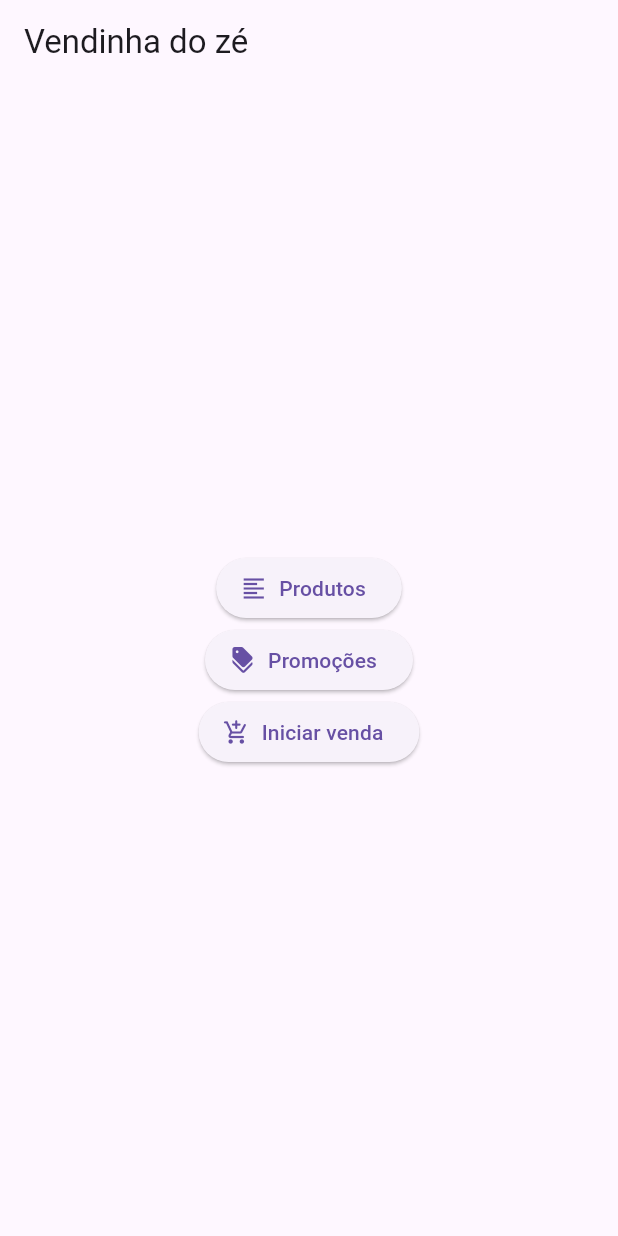
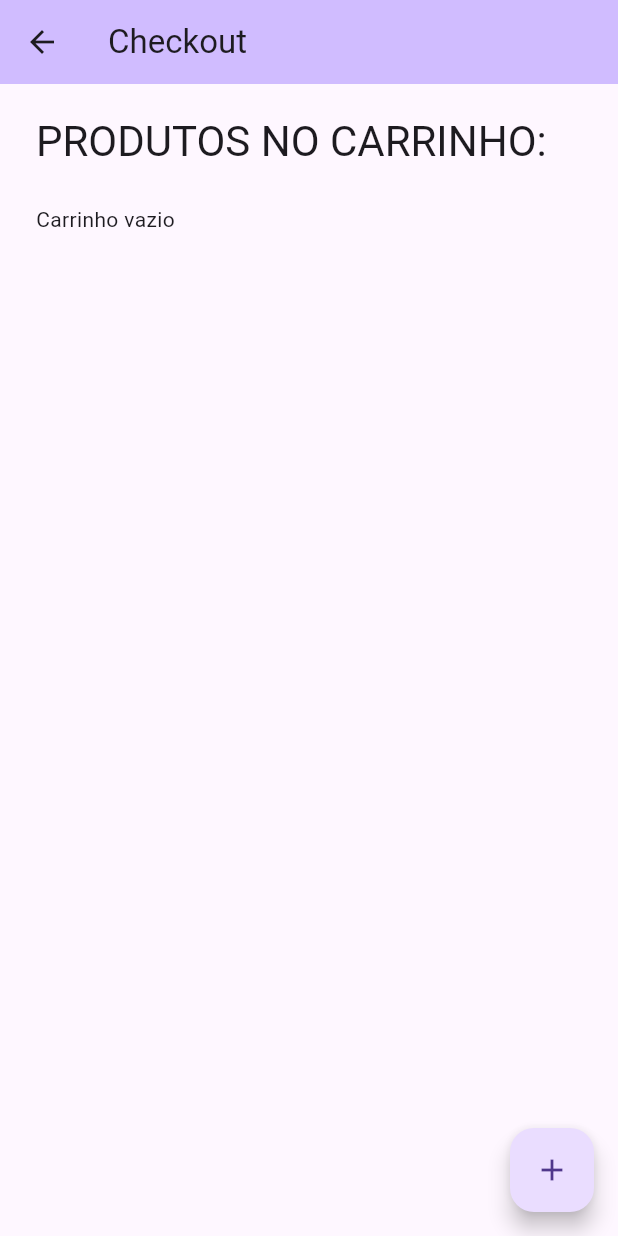
Before and after one commit to cezar-pereira/checkout, a Flutter app: the screen it shows after launch, after a tap on "Iniciar venda", on a phone screen of 412 x 824 dp. Run offline on Flutter 3.47's test engine with Material 3 defaults, Android fonts, the phone set to English and light mode, and no system bars; our stand-ins replace flutter_modular, shared_preferences.

Commit message:
adiciona funcao de checkout

```diff
--- a/lib/app/app_module.dart
+++ b/lib/app/app_module.dart
@@ -1,3 +1,4 @@
+import 'package:checkout/app/modules/checkout/checkout_module.dart';
 import 'package:checkout/app/modules/home/home_module.dart';
 import 'package:checkout/app/modules/products/products_module.dart';
 import 'package:flutter_modular/flutter_modular.dart';
@@ -20,5 +21,6 @@ class AppModule extends Module {
     r.module(Modular.initialRoute, module: HomeModule());
     r.module(Modular.initialRoute, module: ProductsModule());
     r.module(Modular.initialRoute, module: PromotionsModule());
+    r.module(Modular.initialRoute, module: CheckoutModule());
   }
 }
--- a/lib/app/app_routes.dart
+++ b/lib/app/app_routes.dart
@@ -2,4 +2,5 @@ class AppRoutes {
   static const home = '/';
   static const products = '/products';
   static const promotions = '/promotions';
+  static const checkout = '/checkout';
 }
--- /dev/null
+++ b/lib/app/modules/checkout/checkout_module.dart
@@ -0,0 +1,29 @@
+import 'package:checkout/app/app_routes.dart';
+import 'package:checkout/app/modules/products/products_module.dart';
+import 'package:checkout/app/modules/promotions/promotions_module.dart';
+import 'package:flutter_modular/flutter_modular.dart';
+
+import '../../utils/custom_inject.dart';
+import 'presentation/controllers/checkout_controller.dart';
+import 'presentation/pages/checkout_page.dart';
+
+class CheckoutModule extends Module {
+  @override
+  List<Module> get imports => [ProductsModule(), PromotionsModule()];
+
+  @override
+  void binds(Injector i) {
+    /* DATASOURCE */
+    /* REPOSITORIES */
+    /* SERVICES */
+    /* USECASES */
+    /* CONTROLLERS */
+    i.add<CheckoutController>(CheckoutController.new);
+    super.binds(i);
+  }
+
+  @override
+  void routes(r) {
+    r.child(AppRoutes.checkout, child: (context) => CheckoutPage(controller: CustomInject.get<CheckoutController>()));
+  }
+}
--- /dev/null
+++ b/lib/app/modules/checkout/presentation/controllers/checkout_controller.dart
@@ -0,0 +1,60 @@
+import 'package:checkout/app/core/domain/product_entity.dart';
+import 'package:checkout/app/core/domain/promotion.dart';
+import 'package:checkout/app/modules/products/domain/usecases/fetch_products_stock_usecase.dart';
+import 'package:checkout/app/modules/promotions/domain/usecases/fetch_promotions_usecase.dart';
+import 'package:flutter/material.dart';
+
+import '../../../../core/domain/checkout_entity.dart';
+
+enum CheckoutControllerState { loading, success, error }
+
+class CheckoutController extends ChangeNotifier {
+  final FetchProductsStockUsecase fetchProductsStockUsecase;
+  final FetchPromotionsUsecase fetchPromotionsUsecase;
+
+  CheckoutController({required this.fetchProductsStockUsecase, required this.fetchPromotionsUsecase}) {
+    onInit();
+  }
+
+  final CheckoutEntity checkout = CheckoutEntity();
+  CheckoutControllerState state = CheckoutControllerState.loading;
+
+  List<ProductEntity> _productStock = [];
+  List<ProductEntity> get productStock => _productStock;
+
+  Future<void> onInit() async {
+    try {
+      await Future.delayed(const Duration(seconds: 1)); // to test
+      state = CheckoutControllerState.loading;
+      _productStock = await _fetchProducts();
+      final promotions = await _fetchPromotions();
+      checkout.addPromotions(promotions);
+      state = CheckoutControllerState.success;
+    } catch (e) {
+      state = CheckoutControllerState.error;
+    }
+    notifyListeners();
+  }
+
+  Future<List<ProductEntity>> _fetchProducts() async {
+    try {
+      return await fetchProductsStockUsecase();
+    } catch (e) {
+      rethrow;
+    }
+  }
+
+  Future<List<Promotion>> _fetchPromotions() async {
+    try {
+      return await fetchPromotionsUsecase();
+    } catch (e) {
+      rethrow;
+    }
+  }
+
+  void addProduct(ProductEntity product) {
+    checkout.scanProduct(product);
+    checkout.calcTotal();
+    notifyListeners();
+  }
+}
--- /dev/null
+++ b/lib/app/modules/checkout/presentation/pages/checkout_page.dart
@@ -0,0 +1,149 @@
+import 'package:flutter/material.dart';
+
+import '../controllers/checkout_controller.dart';
+
+class CheckoutPage extends StatefulWidget {
+  const CheckoutPage({super.key, required this.controller});
+
+  final CheckoutController controller;
+
+  @override
+  State<CheckoutPage> createState() => _CheckoutPageState();
+}
+
+class _CheckoutPageState extends State<CheckoutPage> {
+  CheckoutController get controller => widget.controller;
+
+  @override
+  Widget build(BuildContext context) {
+    return AnimatedBuilder(
+      animation: controller,
+      builder: (context, child) {
+        return Scaffold(
+            appBar: AppBar(
+              backgroundColor: Theme.of(context).colorScheme.inversePrimary,
+              title: const Text('Checkout'),
+            ),
+            body: switch (controller.state) {
+              CheckoutControllerState.loading => const Center(child: CircularProgressIndicator.adaptive()),
+              CheckoutControllerState.error => const Center(child: Text('ERROR')),
+              CheckoutControllerState.success => _CheckoutPageSuccess(controller: controller),
+            });
+      },
+    );
+  }
+}
+
+class _CheckoutPageSuccess extends StatefulWidget {
+  const _CheckoutPageSuccess({required this.controller});
+
+  final CheckoutController controller;
+
+  @override
+  State<_CheckoutPageSuccess> createState() => _CheckoutPageSuccessState();
+}
+
+class _CheckoutPageSuccessState extends State<_CheckoutPageSuccess> {
+  CheckoutController get controller => widget.controller;
+
+  void _showListProducts() {
+    showDialog<String>(
+      context: context,
+      builder: (BuildContext context) => Dialog(
+        child: Padding(
+          padding: const EdgeInsets.symmetric(vertical: 20, horizontal: 24),
+          child: Column(
+            mainAxisSize: MainAxisSize.min,
+            mainAxisAlignment: MainAxisAlignment.center,
+            children: <Widget>[
+              const SizedBox(height: 16),
+              Expanded(
+                child: ListView.separated(
+                  itemBuilder: (context, index) {
+                    final product = controller.productStock[index];
+                    return ElevatedButton(
+                      onPressed: () {
+                        controller.addProduct(product);
+                        Navigator.pop(context);
+                      },
+                      child: Text(product.sku),
+                    );
+                  },
+                  separatorBuilder: (context, index) => const SizedBox(height: 12),
+                  itemCount: controller.productStock.length,
+                ),
+              ),
+              const SizedBox(height: 16),
+              TextButton(
+                onPressed: () => Navigator.pop(context),
+                child: const Text('Cancelar'),
+              ),
+            ],
+          ),
+        ),
+      ),
+    );
+  }
+
+  @override
+  Widget build(BuildContext context) {
+    return Scaffold(
+      body: Padding(
+        padding: const EdgeInsets.symmetric(vertical: 20, horizontal: 24),
+        child: Column(
+          crossAxisAlignment: CrossAxisAlignment.start,
+          children: <Widget>[
+            Text(
+              'PRODUTOS NO CARRINHO:',
+              style: Theme.of(context).textTheme.headlineMedium,
+            ),
+            const SizedBox(height: 24),
+            Visibility(
+              visible: widget.controller.checkout.scannedItems.isNotEmpty,
+              replacement: const Text('Carrinho vazio'),
+              child: Expanded(
+                child: ListView.separated(
+                    itemBuilder: (context, index) {
+                      return Row(
+                        mainAxisAlignment: MainAxisAlignment.spaceBetween,
+                        children: [
+                          Text(
+                            widget.controller.checkout.scannedItems[index].sku,
+                            style: Theme.of(context).textTheme.bodyLarge,
+                          ),
+                          Text(
+                            'R\$ ${widget.controller.checkout.scannedItems[index].unitPrice}',
+                            style: Theme.of(context).textTheme.bodyLarge?.copyWith(fontWeight: FontWeight.bold),
+                          ),
+                        ],
+                      );
+                    },
+                    separatorBuilder: (context, index) => const SizedBox(height: 12),
+                    itemCount: widget.controller.checkout.scannedItems.length),
+              ),
+            ),
+            if (widget.controller.checkout.scannedItems.isNotEmpty) ...[
+              Text('Total: ${widget.controller.checkout.total}'),
+              Text('Subtotal: ${widget.controller.checkout.subTotal}'),
+              if (widget.controller.checkout.discounts.isNotEmpty) const Text('Descontos:'),
+              if (widget.controller.checkout.discounts.isNotEmpty)
+                ...List.generate(
+                  widget.controller.checkout.discounts.length,
+                  (index) {
+                    final discount = widget.controller.checkout.discounts[index];
+                    return Text(discount.printDiscount().toString());
+                  },
+                ),
+              const SizedBox(height: 24),
+            ]
+          ],
+        ),
+      ),
+      floatingActionButton: FloatingActionButton(
+        onPressed: _showListProducts,
+        tooltip: 'Adicionar produto',
+        child: const Icon(Icons.add),
+      ),
+    );
+  }
+}
--- a/lib/app/modules/home/presentation/home_page.dart
+++ b/lib/app/modules/home/presentation/home_page.dart
@@ -29,7 +29,7 @@ class _HomePageState extends State<HomePage> {
               icon: const Icon(Icons.discount),
             ),
             ElevatedButton.icon(
-              onPressed: () {},
+              onPressed: () => CustomNavigator.pushNamed(AppRoutes.checkout),
               label: const Text('Iniciar venda'),
               icon: const Icon(Icons.add_shopping_cart_rounded),
             ),
```
